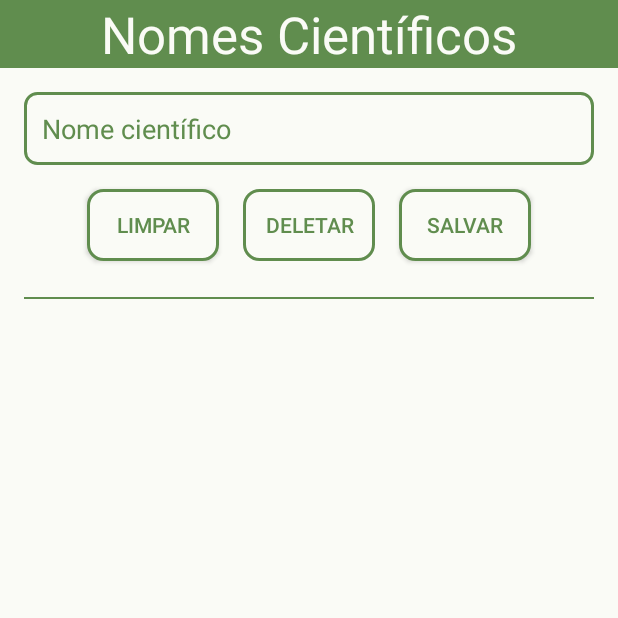
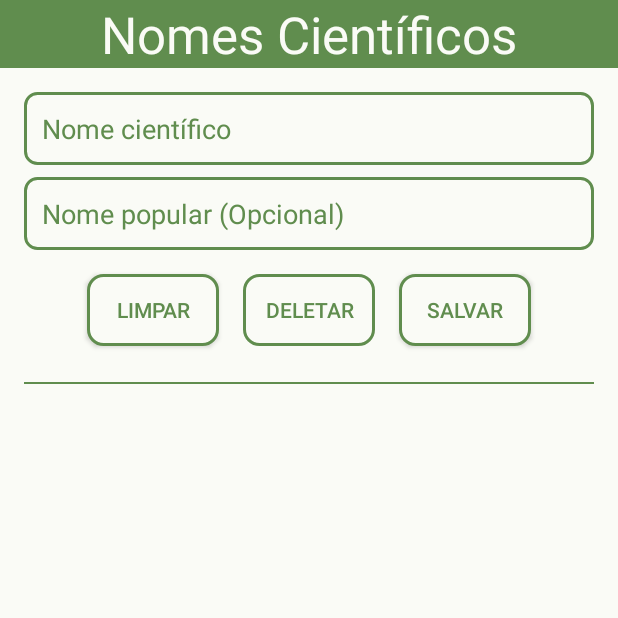
Before and after one commit to fanitsouza/AppEcosementes, an Android app: the NomeCientificoActivity screen opened directly, with no data from a screen before it, on a phone screen of 412 x 824 dp, the top half of it. Run offline under Robolectric (Android 15) with nearby library versions, the phone set to English and light mode, and no system bars; our stand-ins replace CircleImageView.

```diff
--- a/app/src/main/java/edu/ifam/br/ecosemente/NomeCientificoActivity.java
+++ b/app/src/main/java/edu/ifam/br/ecosemente/NomeCientificoActivity.java
@@ -25,6 +25,7 @@ import edu.ifam.br.ecosemente.repository.NomeCientificoDAO;
 public class NomeCientificoActivity extends AppCompatActivity {
 
     private EditText etNome;
+    private EditText etNomePopular;
     private Button btnSalvar, btnLimpar, btnDeletar;
     private ListView lvNomes;
     private ProgressBar pb;
@@ -48,6 +49,7 @@ public class NomeCientificoActivity extends AppCompatActivity {
 
         // 1. Conectar componentes do layout
         etNome = findViewById(R.id.etNomeCientificoInput);
+        etNomePopular = findViewById(R.id.etNomePopularInput);
         btnSalvar = findViewById(R.id.btnNomeCientificoSalvar);
         btnLimpar = findViewById(R.id.btnNomeCientificoLimpar);
         btnDeletar = findViewById(R.id.btnNomeCientificoDeletar);
@@ -100,6 +102,7 @@ public class NomeCientificoActivity extends AppCompatActivity {
 
             // Preenche o campo de texto
             etNome.setText(nomeCientificoSelecionado.getNome());
+            etNomePopular.setText(nomeCientificoSelecionado.getNomePopular());
 
             // Ajusta os botões
             btnSalvar.setText("Atualizar");
@@ -117,6 +120,7 @@ public class NomeCientificoActivity extends AppCompatActivity {
 
     private void salvar() {
         String nome = etNome.getText().toString().trim();
+        String nomePopular = etNomePopular.getText().toString().trim();
         if (nome.isEmpty()) {
             Toast.makeText(this, "Por favor, digite um nome.", Toast.LENGTH_SHORT).show();
             return;
@@ -126,7 +130,7 @@ public class NomeCientificoActivity extends AppCompatActivity {
 
         if (nomeCientificoSelecionado == null) {
             // --- Lógica de INSERIR (Create) ---
-            long resultado = dao.inserir(nome);
+            long resultado = dao.inserir(nome,nomePopular);
             if (resultado > 0) {
                 Toast.makeText(this, "Salvo com sucesso!", Toast.LENGTH_SHORT).show();
             } else if (resultado == -1) {
@@ -138,6 +142,7 @@ public class NomeCientificoActivity extends AppCompatActivity {
         } else {
             // --- Lógica de ATUALIZAR (Update) ---
             nomeCientificoSelecionado.setNome(nome);
+            nomeCientificoSelecionado.setNomePopular(nomePopular);
             int rowsAfetadas = dao.atualizar(nomeCientificoSelecionado);
             if (rowsAfetadas > 0) {
                 Toast.makeText(this, "Atualizado com sucesso!", Toast.LENGTH_SHORT).show();
@@ -181,6 +186,7 @@ public class NomeCientificoActivity extends AppCompatActivity {
     private void limparCampos() {
         nomeCientificoSelecionado = null;
         etNome.setText("");
+        etNomePopular.setText("");
         btnSalvar.setText("Salvar");
         btnDeletar.setEnabled(false); // Desabilita o "Deletar"
         etNome.requestFocus();
--- a/app/src/main/java/edu/ifam/br/ecosemente/repository/BDEcoSemente.java
+++ b/app/src/main/java/edu/ifam/br/ecosemente/repository/BDEcoSemente.java
@@ -9,8 +9,8 @@ import androidx.annotation.Nullable;
 public class BDEcoSemente extends SQLiteOpenHelper {
 
     private static final String DATABASE_NAME = "ecosementedb";
-    // 1. INCREMENTAR A VERSÃO DO BANCO PARA 7
-    private static final int DATABASE_VERSION = 7;
+
+    private static final int DATABASE_VERSION = 8;
 
     public BDEcoSemente(Context context){
         super(context, DATABASE_NAME, null,DATABASE_VERSION);
@@ -45,7 +45,8 @@ public class BDEcoSemente extends SQLiteOpenHelper {
         sqLiteDatabase.execSQL(
                 "CREATE TABLE nome_cientifico (" +
                         "id INTEGER PRIMARY KEY AUTOINCREMENT," +
-                        "nome TEXT NOT NULL UNIQUE)" // Nome científico
+                        "nome TEXT NOT NULL UNIQUE,"+
+                         "nome_popular TEXT)" // Nome científico
         );
 
         // 3. MODIFICAR A TABELA 'semente' PARA CORRESPONDER AO NOVO LAYOUT
--- a/app/src/main/res/layout/activity_crud_nome_cientifico.xml
+++ b/app/src/main/res/layout/activity_crud_nome_cientifico.xml
@@ -33,6 +33,22 @@
         app:layout_constraintEnd_toEndOf="parent"
         app:layout_constraintStart_toStartOf="parent"
         app:layout_constraintTop_toBottomOf="@+id/tv_crud_nc_header" />
+    <EditText
+        android:id="@+id/etNomePopularInput"
+        android:layout_width="0dp"
+        android:layout_height="wrap_content"
+        android:layout_marginStart="16dp"
+        android:layout_marginTop="8dp"
+        android:layout_marginEnd="16dp"
+        android:background="@drawable/edit_text_shape"
+        android:hint="Nome popular (Opcional)"
+        android:inputType="text"
+        android:padding="12dp"
+        android:textColor="@color/green"
+        android:textColorHint="@color/green"
+        app:layout_constraintEnd_toEndOf="parent"
+        app:layout_constraintStart_toStartOf="parent"
+        app:layout_constraintTop_toBottomOf="@+id/etNomeCientificoInput" />
 
     <LinearLayout
         android:id="@+id/ll_crud_nc_buttons"
@@ -43,7 +59,7 @@
         android:orientation="horizontal"
         app:layout_constraintEnd_toEndOf="parent"
         app:layout_constraintStart_toStartOf="parent"
-        app:layout_constraintTop_toBottomOf="@+id/etNomeCientificoInput">
+        app:layout_constraintTop_toBottomOf="@+id/etNomePopularInput">
 
         <androidx.appcompat.widget.AppCompatButton
             android:id="@+id/btnNomeCientificoLimpar"
```
Also changed, not shown: app/src/main/java/edu/ifam/br/ecosemente/DetalheSementeActivity.java (+58 -53 lines), app/src/main/java/edu/ifam/br/ecosemente/entity/NomeCientifico.java (+14 -4 lines), app/src/main/java/edu/ifam/br/ecosemente/repository/NomeCientificoDAO.java (+65 -5 lines), app/src/main/res/layout/activity_detalhe_semente.xml (+6 -3 lines).
